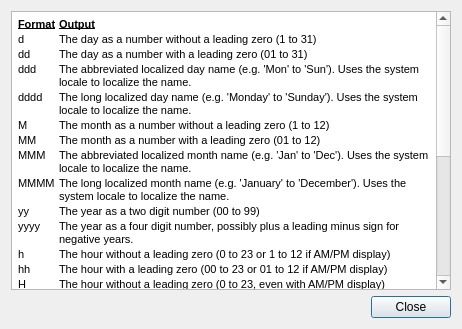
This is desktop/charts/datetimeformathelpdialog.ui in davidrg/zxweather as Qt 5 draws it before an edit. The edited form follows.
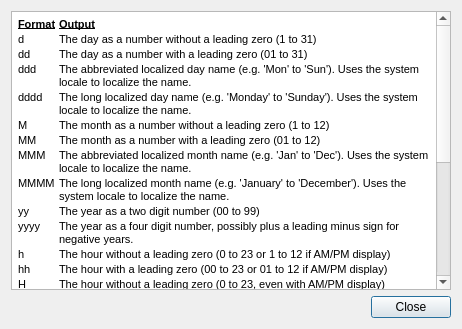
This is the edited form.

Commit message: Adjust date-time format help

The edit to the form file:
```diff
--- a/desktop/charts/datetimeformathelpdialog.ui
+++ b/desktop/charts/datetimeformathelpdialog.ui
@@ -149,10 +149,9 @@
 &lt;p style=&quot; margin-top:0px; margin-bottom:0px; margin-left:0px; margin-right:0px; -qt-block-indent:0; text-indent:0px;&quot;&gt;&lt;span style=&quot; font-family:'MS Shell Dlg 2'; font-size:8pt;&quot;&gt;Line break&lt;/span&gt;&lt;/p&gt;&lt;/td&gt;&lt;/tr&gt;
 &lt;tr&gt;
 &lt;td&gt;
-&lt;p style=&quot; margin-top:0px; margin-bottom:0px; margin-left:0px; margin-right:0px; -qt-block-indent:0; text-indent:0px;&quot;&gt;&lt;span style=&quot; font-family:'MS Shell Dlg 2'; font-size:8pt;&quot;&gt;&amp;quot;&amp;quot;&lt;/span&gt;&lt;/p&gt;&lt;/td&gt;
+&lt;p style=&quot; margin-top:0px; margin-bottom:0px; margin-left:0px; margin-right:0px; -qt-block-indent:0; text-indent:0px;&quot;&gt;&lt;span style=&quot; font-family:'MS Shell Dlg 2'; font-size:8pt;&quot;&gt;\\&lt;/span&gt;&lt;/p&gt;&lt;/td&gt;
 &lt;td&gt;
-&lt;p style=&quot; margin-top:0px; margin-bottom:0px; margin-left:0px; margin-right:0px; -qt-block-indent:0; text-indent:0px;&quot;&gt;&lt;span style=&quot; font-family:'MS Shell Dlg 2'; font-size:8pt;&quot;&gt;The &amp;quot; character&lt;/span&gt;&lt;/p&gt;&lt;/td&gt;&lt;/tr&gt;&lt;/table&gt;
-&lt;p style=&quot; margin-top:12px; margin-bottom:12px; margin-left:0px; margin-right:0px; -qt-block-indent:0; text-indent:0px;&quot;&gt;&lt;span style=&quot; font-family:'MS Shell Dlg 2'; font-size:8pt;&quot;&gt;To output text verbatim even if it includes formatting characters enclose it in quotes.&lt;/span&gt;&lt;/p&gt;&lt;/body&gt;&lt;/html&gt;</string>
+&lt;p style=&quot; margin-top:0px; margin-bottom:0px; margin-left:0px; margin-right:0px; -qt-block-indent:0; text-indent:0px;&quot;&gt;&lt;span style=&quot; font-family:'MS Shell Dlg 2'; font-size:8pt;&quot;&gt;The \ character&lt;/span&gt;&lt;/p&gt;&lt;/td&gt;&lt;/tr&gt;&lt;/table&gt;&lt;/body&gt;&lt;/html&gt;</string>
      </property>
     </widget>
    </item>
```
